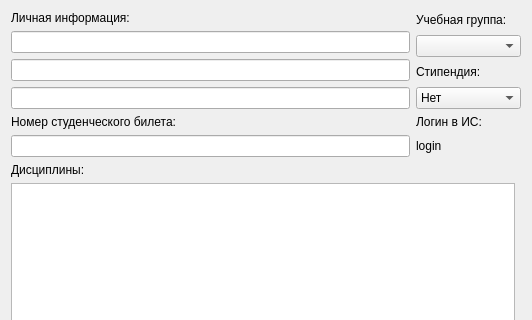
sowecthal/IS-Decanat, file editstudentdialog.ui: the form before one commit; both pictures show x 0 to 532 and y 0 to 320 of the 532 by 471 pixel window.
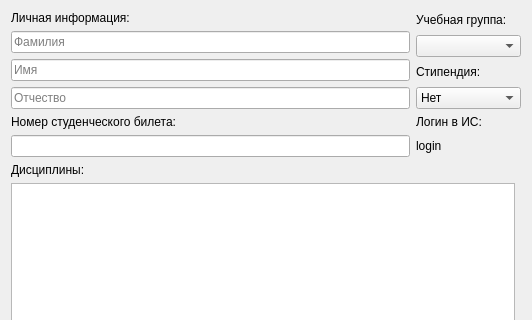
The form after the commit.

The edit to the form file:
```diff
--- a/editstudentdialog.ui
+++ b/editstudentdialog.ui
@@ -58,13 +58,25 @@
         </widget>
        </item>
        <item>
-        <widget class="QLineEdit" name="lineSurname"/>
+        <widget class="QLineEdit" name="lineSurname">
+         <property name="placeholderText">
+          <string>Фамилия</string>
+         </property>
+        </widget>
        </item>
        <item>
-        <widget class="QLineEdit" name="lineName"/>
+        <widget class="QLineEdit" name="lineName">
+         <property name="placeholderText">
+          <string>Имя</string>
+         </property>
+        </widget>
        </item>
        <item>
-        <widget class="QLineEdit" name="linePatronymic"/>
+        <widget class="QLineEdit" name="linePatronymic">
+         <property name="placeholderText">
+          <string>Отчество</string>
+         </property>
+        </widget>
        </item>
       </layout>
      </item>
```
Left out of the diff: 19 changed lines with no effect on the pictures.
